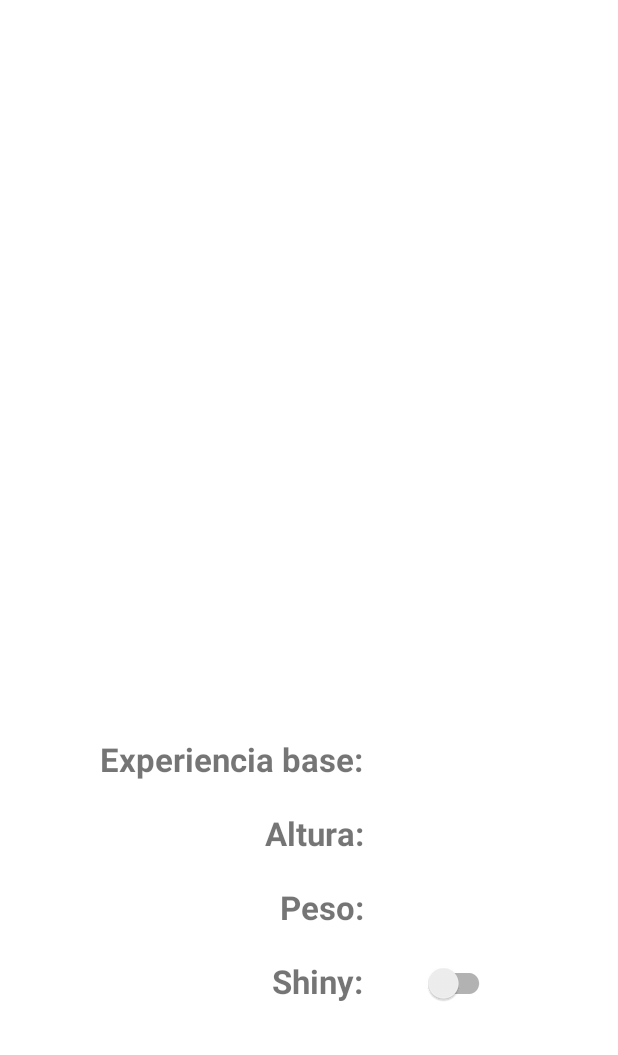
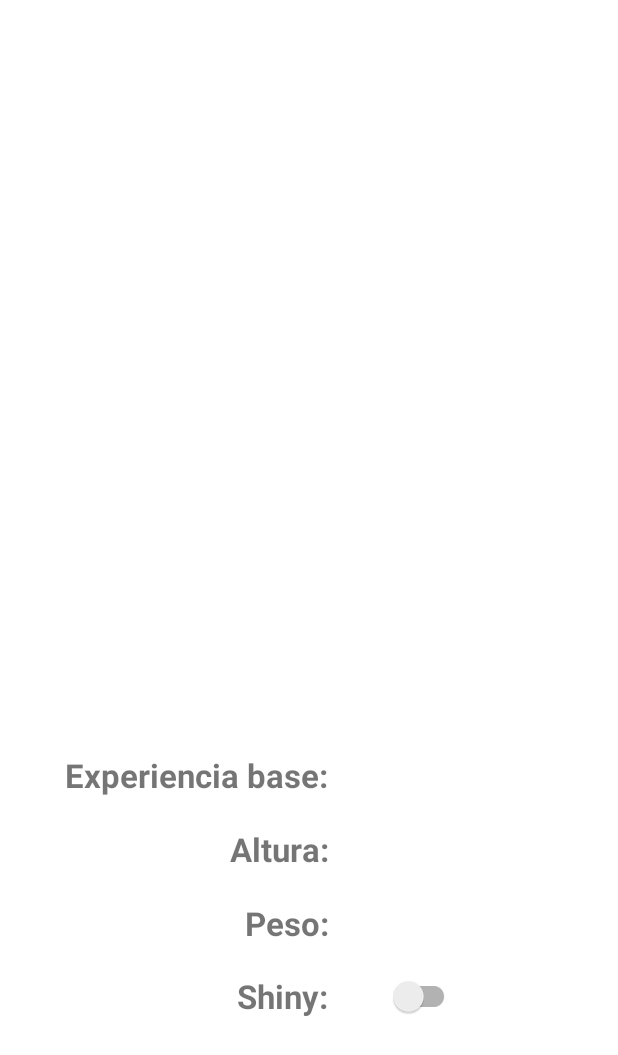
Before and after one commit to leolunaf25/testOneApiPokedex, an Android app: the DataPokemonActivity screen opened directly, with no data from a screen before it, on a phone screen of 412 x 824 dp. Shown: the top 1055 px of the screen. Run offline under Robolectric (Android 15) with nearby library versions, the phone set to English and light mode, and no system bars; our stand-ins replace Picasso; libraries missing offline, so code that uses them is left out: androidx.palette.graphics; pictures from the network do not load.

Commit message:
Remove hardcoded strings and implement string resources

```diff
--- a/Pokedex/app/src/main/java/com/lunatcoms/pokedex/DataPokemonActivity.kt
+++ b/Pokedex/app/src/main/java/com/lunatcoms/pokedex/DataPokemonActivity.kt
@@ -90,7 +90,7 @@ class DataPokemonActivity : AppCompatActivity() {
 
                             Picasso.get()
                                 .load(getString(R.string.urlImageType,aux))
-                                .error(R.drawable.ic_btnintro)
+                                .error(R.drawable.ic_btn_intro)
                                 .into(imageViews[i])
                         }
 
@@ -116,7 +116,7 @@ class DataPokemonActivity : AppCompatActivity() {
         binding.pbImageMain.visibility = View.VISIBLE
         Picasso.get()
             .load(getString(imageUrl,pokeID))
-            .error(R.drawable.ic_btnintro)
+            .error(R.drawable.ic_btn_intro)
             .into(binding.ivMainPoke, object : com.squareup.picasso.Callback {
                 override fun onSuccess() {
                     binding.pbImageMain.visibility = View.GONE
--- a/Pokedex/app/src/main/java/com/lunatcoms/pokedex/PokemonAdapter.kt
+++ b/Pokedex/app/src/main/java/com/lunatcoms/pokedex/PokemonAdapter.kt
@@ -11,9 +11,7 @@ class PokemonAdapter(
 
     fun updateList(list: List<Pokemon>){
         pokemon = list
-        notifyDataSetChanged()
     }
-
     override fun onCreateViewHolder(parent: ViewGroup, viewType: Int): PokemonViewHolder {
         val layoutInflater = LayoutInflater.from(parent.context)
         return PokemonViewHolder(layoutInflater.inflate(R.layout.item_pokemon, parent, false), onItemSelected)
@@ -23,7 +21,8 @@ class PokemonAdapter(
 
     override fun onBindViewHolder(holder: PokemonViewHolder, position: Int) {
         val item = pokemon[position]
-        val itemId = """.*/(\d+)/""".toRegex().find(item.url)?.groupValues?.get(1) ?: ""
+        //val itemId = """.*/(\d+)/""".toRegex().find(item.url)?.groupValues?.get(1) ?: ""
+        val itemId = holder.itemView.context.getString(R.string.url_regex).toRegex().find(item.url)?.groupValues?.get(1) ?: holder.itemView.context.getString(R.string.default_value)
 
         holder.bind(item.name,itemId)
     }
--- a/Pokedex/app/src/main/java/com/lunatcoms/pokedex/PokemonConstants.kt
+++ b/Pokedex/app/src/main/java/com/lunatcoms/pokedex/PokemonConstants.kt
@@ -1,9 +1,10 @@
 package com.lunatcoms.pokedex
 
-object ApiConstants{
+object ApiConstants {
     const val BASE_URL = "https://pokeapi.co/api/v2/"
     const val POKEMON_ENDPOINT = "pokemon"
 
     const val ID_POKEMON = "ID_POKEMON"
     const val ERROR = "Error"
+    const val GENERATION_NAME = "GENERATION_NAME"
 }
--- a/Pokedex/app/src/main/java/com/lunatcoms/pokedex/PokemonViewHolder.kt
+++ b/Pokedex/app/src/main/java/com/lunatcoms/pokedex/PokemonViewHolder.kt
@@ -15,9 +15,10 @@ class PokemonViewHolder(view: View, private val onItemSelected: (String) -> Unit
         binding.tvPokemonId.text = pokemonUrl
 
         Picasso.get()
-            .load("https://raw.githubusercontent.com/PokeAPI/sprites/master/sprites/pokemon/$pokemonUrl.png")
+            //.load("https://raw.githubusercontent.com/PokeAPI/sprites/master/sprites/pokemon/$pokemonUrl.png")
+            .load(itemView.context.getString(R.string.urlImageSprite,pokemonUrl))
             .fit()
-            .error(R.drawable.ic_btnintro)
+            .error(R.drawable.ic_btn_intro)
             .into(binding.ivPokemon)
         binding.btnPokemon.setOnClickListener { onItemSelected(pokemonUrl) }
     }
--- a/Pokedex/app/src/main/res/layout/activity_data_pokemon.xml
+++ b/Pokedex/app/src/main/res/layout/activity_data_pokemon.xml
@@ -2,11 +2,11 @@
 <androidx.constraintlayout.widget.ConstraintLayout xmlns:android="http://schemas.android.com/apk/res/android"
     xmlns:app="http://schemas.android.com/apk/res-auto"
     xmlns:tools="http://schemas.android.com/tools"
+    android:id="@+id/viewMain"
     android:layout_width="match_parent"
     android:layout_height="match_parent"
-    tools:background="@drawable/backgroundgradientprimary"
-    tools:context=".DataPokemonActivity"
-    android:id="@+id/viewMain">
+    tools:background="@drawable/background_gradient_primary"
+    tools:context=".DataPokemonActivity">
 
     <LinearLayout
         android:id="@+id/cvOne"
@@ -17,19 +17,18 @@
         app:layout_constraintStart_toStartOf="parent"
         app:layout_constraintTop_toTopOf="parent">
 
-        <LinearLayout
-            android:layout_width="match_parent"
-            android:layout_height="match_parent">
-
         <FrameLayout
             android:layout_width="match_parent"
-                android:layout_height="match_parent">
+            android:layout_height="match_parent"
+            tools:ignore="UselessParent">
 
             <ImageView
                 android:id="@+id/ivMainPoke"
                 android:layout_width="match_parent"
                 android:layout_height="match_parent"
-                    tools:src="@drawable/ic_btnintro" />
+                android:contentDescription="@string/descriptionImageMain"
+                tools:src="@drawable/ic_btn_intro"
+                tools:tint="@color/black" />
 
             <ProgressBar
                 android:id="@+id/pbImageMain"
@@ -42,15 +41,11 @@
 
     </LinearLayout>
 
-
-    </LinearLayout>
-
-
     <com.google.android.material.card.MaterialCardView
         style="@style/CardWithTopRoundedCorners"
         android:layout_width="match_parent"
         android:layout_height="0dp"
-        android:backgroundTint="@color/transparenBackground"
+        android:backgroundTint="@color/transparent_Background"
         app:cardElevation="0dp"
         app:layout_constraintBottom_toBottomOf="parent"
         app:layout_constraintEnd_toEndOf="parent"
@@ -68,101 +63,129 @@
                 android:id="@+id/tvNamePokemon"
                 android:layout_width="match_parent"
                 android:layout_height="wrap_content"
+                android:layout_marginBottom="10dp"
                 android:gravity="center"
                 android:textSize="36sp"
                 android:textStyle="bold"
-                android:layout_marginBottom="10dp"
-                tools:text="Charmander" />
+                tools:text="@string/sampleName" />
 
+
+<LinearLayout
+    android:layout_width="wrap_content"
+    android:layout_height="wrap_content"
+    android:layout_gravity="center"
+    android:orientation="vertical">
     <LinearLayout
         android:layout_width="match_parent"
         android:layout_height="wrap_content"
+        android:layout_marginBottom="10dp"
         android:gravity="center"
-                android:layout_marginBottom="10dp"
         android:paddingHorizontal="10dp"
-               >
+        android:paddingVertical="5dp">
 
         <ImageView
             android:id="@+id/ivType1"
             android:layout_width="match_parent"
             android:layout_height="30dp"
             android:layout_marginTop="2dp"
-                    tools:src="@drawable/ic_btnintro"
-                    android:layout_weight="1"/>
+            android:layout_weight="1"
+            android:contentDescription="@string/descriptionImageType"
+            tools:src="@drawable/ic_btn_intro"
+            tools:tint="@color/black"/>
 
         <ImageView
             android:id="@+id/ivType2"
-                    android:layout_weight="1"
             android:layout_width="match_parent"
             android:layout_height="30dp"
             android:layout_marginTop="2dp"
-                    tools:src="@drawable/ic_btnintro" />
+            android:layout_weight="1"
+            android:contentDescription="@string/descriptionImageType"
+            tools:src="@drawable/ic_btn_intro"
+            tools:tint="@color/black"/>
 
+    </LinearLayout>
+
+    <LinearLayout style="@style/BaseLinearLayoutHorizontal"
+        >
+
+        <TextView
+            style="@style/TextViewStats"
+            android:text="@string/experience"
+            />
+
+        <TextView
+            android:id="@+id/tvExperience"
+            style="@style/TextViewDataResponse"
+            tools:text="@string/sampleNum" />
     </LinearLayout>
 
     <LinearLayout style="@style/BaseLinearLayoutHorizontal">
 
         <TextView
             style="@style/TextViewStats"
-                    android:text="Experiencia base:" />
+            android:text="@string/height" />
 
         <TextView
-                    android:id="@+id/tvExperience"
+            android:id="@+id/tvHeight"
             style="@style/TextViewDataResponse"
-                    tools:text="64" />
+            tools:text="@string/sampleNum" />
     </LinearLayout>
 
     <LinearLayout style="@style/BaseLinearLayoutHorizontal">
 
         <TextView
             style="@style/TextViewStats"
-                    android:text="Altura:" />
-
-                <TextView
-                    android:id="@+id/tvHeight"
-                    style="@style/TextViewDataResponse"
-                    tools:text="7" />
-            </LinearLayout>
-
-            <LinearLayout style="@style/BaseLinearLayoutHorizontal">
-
-                <TextView
-                    style="@style/TextViewStats"
-                    android:text="Peso:" />
+            android:text="@string/weight" />
 
         <TextView
             android:id="@+id/tvWeight"
             style="@style/TextViewDataResponse"
-                    tools:text="64" />
+            tools:text="@string/sampleNum" />
     </LinearLayout>
 
+    <LinearLayout style="@style/BaseLinearLayoutHorizontal"
 
-            <LinearLayout style="@style/BaseLinearLayoutHorizontal">
+        android:padding="0dp"
+        android:paddingStart="10dp"
+        android:paddingEnd="10dp"
+
+
+        >
 
         <TextView
             style="@style/TextViewStats"
-                    android:text="Shiny:" />
+            android:text="@string/shiny"
+            android:layout_gravity="center_vertical"
+            />
 
         <LinearLayout
             android:id="@+id/tvShiny"
             style="@style/TextViewDataResponse"
             android:orientation="horizontal"
+            android:layout_height="wrap_content"
+            android:layout_gravity="center_vertical"
             android:paddingStart="0dp"
-                    tools:text="64">
+            android:paddingEnd="0dp"
+            >
 
             <ImageView
                 android:id="@+id/ivShiny"
                 android:layout_width="40dp"
                 android:layout_height="30dp"
-                        android:layout_marginTop="2dp"
-                        android:src="@drawable/ic_shiny" />
+                android:src="@drawable/ic_shiny"
+                tools:tint="@color/black"
+                android:layout_gravity="center_vertical"
+                android:contentDescription="@string/descriptionImageIconShiny" />
 
             <androidx.appcompat.widget.SwitchCompat
                 android:id="@+id/swShiny"
                 android:layout_width="wrap_content"
-                        android:layout_height="match_parent" />
+                android:layout_height="wrap_content"
+                />
 
         </LinearLayout>
+    </LinearLayout>
+
 </LinearLayout>
 
 
@@ -170,5 +193,4 @@
 
     </com.google.android.material.card.MaterialCardView>
 
-
 </androidx.constraintlayout.widget.ConstraintLayout>
--- a/Pokedex/app/src/main/res/layout/activity_menu_generations.xml
+++ b/Pokedex/app/src/main/res/layout/activity_menu_generations.xml
@@ -4,7 +4,7 @@
     xmlns:tools="http://schemas.android.com/tools"
     android:layout_width="match_parent"
     android:layout_height="match_parent"
-    android:background="@drawable/backgroundgradientprimary"
+    android:background="@drawable/background_gradient_primary"
     tools:context=".MenuGenerationsActivity">
 
     <TextView
--- a/Pokedex/app/src/main/res/values/colors.xml
+++ b/Pokedex/app/src/main/res/values/colors.xml
@@ -9,7 +9,7 @@
     <color name="white">#FFFFFFFF</color>
 
     <!--COLORS POKEDEX-->
-    <color name="transparenBackground">#73FFFFFF</color>
+    <color name="transparent_Background">#73FFFFFF</color>
 
     <!-- Colores de fondo claros -->
     <color name="background_primary">#090979</color> <!-- Azul claro -->
--- a/Pokedex/app/src/main/res/values/styles.xml
+++ b/Pokedex/app/src/main/res/values/styles.xml
@@ -44,7 +44,8 @@
         <item name="android:layout_width">75dp</item>
         <item name="android:layout_height">70dp</item>
         <item name="android:layout_marginHorizontal">15dp</item>
-        <item name="android:src">@drawable/ic_btnintro</item> <!-- Puedes eliminar este si lo quieres cambiar dinámicamente -->
+        <item name="android:src">@drawable/ic_btn_intro
+        </item> <!-- Puedes eliminar este si lo quieres cambiar dinámicamente -->
     </style>
 
 </resources>
```
Also changed, not shown: Pokedex/app/src/main/java/com/lunatcoms/pokedex/MenuGenerationsActivity.kt (+11 -9 lines), Pokedex/app/src/main/java/com/lunatcoms/pokedex/PokemonListActivity.kt (+6 -8 lines), Pokedex/app/src/main/java/com/lunatcoms/pokedex/menuGenerations/GenerationViewHolder.kt (+5 -6 lines), Pokedex/app/src/main/res/layout/activity_intro.xml (+13 -10 lines), Pokedex/app/src/main/res/layout/activity_pokemon_list.xml (+4 -5 lines), Pokedex/app/src/main/res/layout/item_generation.xml (+8 -5 lines), Pokedex/app/src/main/res/layout/item_pokemon.xml (+4 -4 lines), Pokedex/app/src/main/res/values/arrays.xml (+12 -0 lines), Pokedex/app/src/main/res/values/strings.xml (+22 -16 lines), Pokedex/app/src/main/res/drawable/background_gradient_primary.xml (renamed from Pokedex/app/src/main/res/drawable/backgroundgradientprimary.xml), Pokedex/app/src/main/res/drawable/ic_btn_intro.xml (renamed from Pokedex/app/src/main/res/drawable/ic_btnintro.xml). Lines whose indentation alone changed are shown as unchanged.
